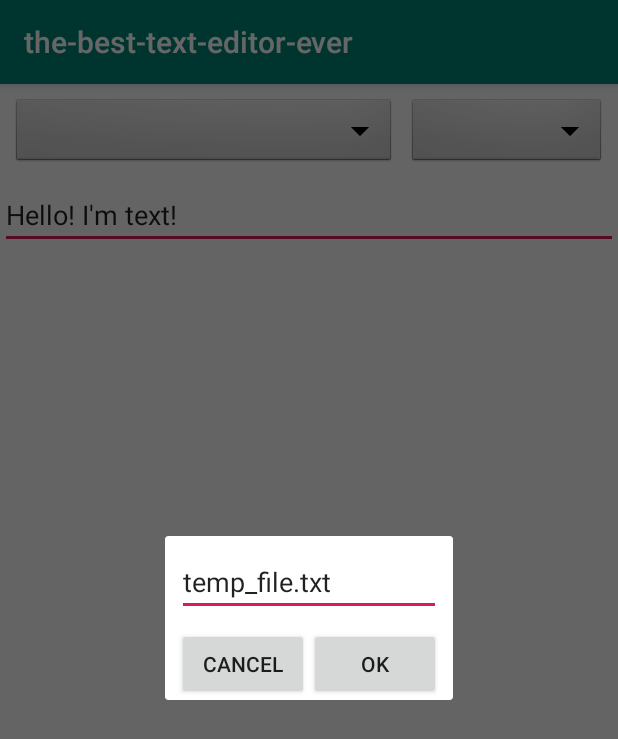
After one commit to HenryFBP/the-best-text-editor-ever, an Android app: the fragment SaveFileDialogFragment placed in its activity, on a phone screen of 412 x 824 dp. The commit adds this screen. Shown: the top 739 px of the screen. Run offline under Robolectric (Android 15) with nearby library versions, the phone set to English and light mode, and no system bars; 1 statement that could not run was skipped.

Commit message:
add skeleton of popup for saving file

```diff
--- /dev/null
+++ b/the-best-text-editor-ever/app/src/main/java/cooldomainname/com/the_best_text_editor_ever/SaveFileDialogFragment.java
@@ -0,0 +1,52 @@
+package cooldomainname.com.the_best_text_editor_ever;
+
+import android.os.Bundle;
+import android.support.annotation.Nullable;
+import android.support.v4.app.DialogFragment;
+import android.view.LayoutInflater;
+import android.view.View;
+import android.view.ViewGroup;
+import android.view.WindowManager;
+import android.widget.EditText;
+// ...
+
+public class SaveFileDialogFragment extends DialogFragment {
+
+    private EditText mEditText;
+
+    public SaveFileDialogFragment() {
+        // Empty constructor is required for DialogFragment
+        // Make sure not to add arguments to the constructor
+        // Use `newInstance` instead as shown below
+    }
+
+    public static SaveFileDialogFragment newInstance(String title) {
+        SaveFileDialogFragment frag = new SaveFileDialogFragment();
+        Bundle args = new Bundle();
+        args.putString("title", title);
+        frag.setArguments(args);
+        return frag;
+    }
+
+    @Override
+    public View onCreateView(LayoutInflater inflater, ViewGroup container,
+                             Bundle savedInstanceState) {
+        return inflater.inflate(R.layout.fragment_save_file, container);
+    }
+
+    @Override
+    public void onViewCreated(View view, @Nullable Bundle savedInstanceState) {
+        super.onViewCreated(view, savedInstanceState);
+        // Get field from view
+        mEditText = view.findViewById(R.id.editTextFilename);
+
+        // Fetch arguments from bundle and set title
+        String title = getArguments().getString("title", "Enter Name");
+        getDialog().setTitle(title);
+
+        // Show soft keyboard automatically and request focus to field
+        mEditText.requestFocus();
+        getDialog().getWindow().setSoftInputMode(
+                WindowManager.LayoutParams.SOFT_INPUT_STATE_VISIBLE);
+    }
+}
--- a/the-best-text-editor-ever/app/src/main/java/cooldomainname/com/the_best_text_editor_ever/TextEditActivity.java
+++ b/the-best-text-editor-ever/app/src/main/java/cooldomainname/com/the_best_text_editor_ever/TextEditActivity.java
@@ -3,6 +3,7 @@ package cooldomainname.com.the_best_text_editor_ever;
 
 import android.os.Bundle;
 import android.support.annotation.Nullable;
+import android.support.v4.app.FragmentManager;
 import android.support.v7.app.AppCompatActivity;
 import android.view.View;
 import android.widget.AdapterView;
@@ -34,7 +35,9 @@ public class TextEditActivity extends AppCompatActivity {
      * We want to save the contents of our {@link TextEditActivity#textBuffer} to a file.
      */
     private void saveFile() {
-        //TODO do it!
+        FragmentManager fm = getSupportFragmentManager();
+        SaveFileDialogFragment saveFileDialogFragment = SaveFileDialogFragment.newInstance("Some Title");
+        saveFileDialogFragment.show(fm, "fragment_save_file");
     }
 
     /**
--- /dev/null
+++ b/the-best-text-editor-ever/app/src/main/res/layout/fragment_save_file.xml
@@ -0,0 +1,36 @@
+<?xml version="1.0" encoding="utf-8"?>
+<android.support.constraint.ConstraintLayout xmlns:android="http://schemas.android.com/apk/res/android"
+                                             xmlns:app="http://schemas.android.com/apk/res-auto"
+                                             xmlns:tools="http://schemas.android.com/tools" android:layout_width="match_parent"
+                                             android:layout_height="match_parent">
+
+    <EditText
+            android:layout_width="0dp"
+            android:layout_height="wrap_content"
+            android:ems="10"
+            android:id="@+id/editTextFilename"
+            app:layout_constraintStart_toStartOf="parent"
+            app:layout_constraintEnd_toEndOf="parent"
+            android:layout_marginTop="8dp" app:layout_constraintTop_toTopOf="parent" android:layout_marginLeft="8dp"
+            android:layout_marginStart="8dp" android:layout_marginEnd="8dp" android:layout_marginRight="8dp"
+            android:inputType="text" android:text="temp_file.txt"/>
+    <LinearLayout
+            android:orientation="horizontal"
+            android:layout_width="wrap_content"
+            android:layout_height="wrap_content"
+            app:layout_constraintEnd_toEndOf="parent" android:layout_marginEnd="8dp" android:layout_marginRight="8dp"
+            app:layout_constraintStart_toStartOf="parent" android:layout_marginLeft="8dp"
+            android:layout_marginStart="8dp" android:layout_marginTop="8dp"
+            app:layout_constraintTop_toBottomOf="@+id/editTextFilename">
+        <Button
+                android:id="@+id/buttonCancel"
+                android:text="Cancel"
+                android:layout_width="wrap_content"
+                android:layout_height="wrap_content"/>
+        <Button
+                android:text="OK"
+                android:layout_width="wrap_content"
+                android:layout_height="wrap_content"
+                android:id="@+id/buttonOK"/>
+    </LinearLayout>
+</android.support.constraint.ConstraintLayout>
```
